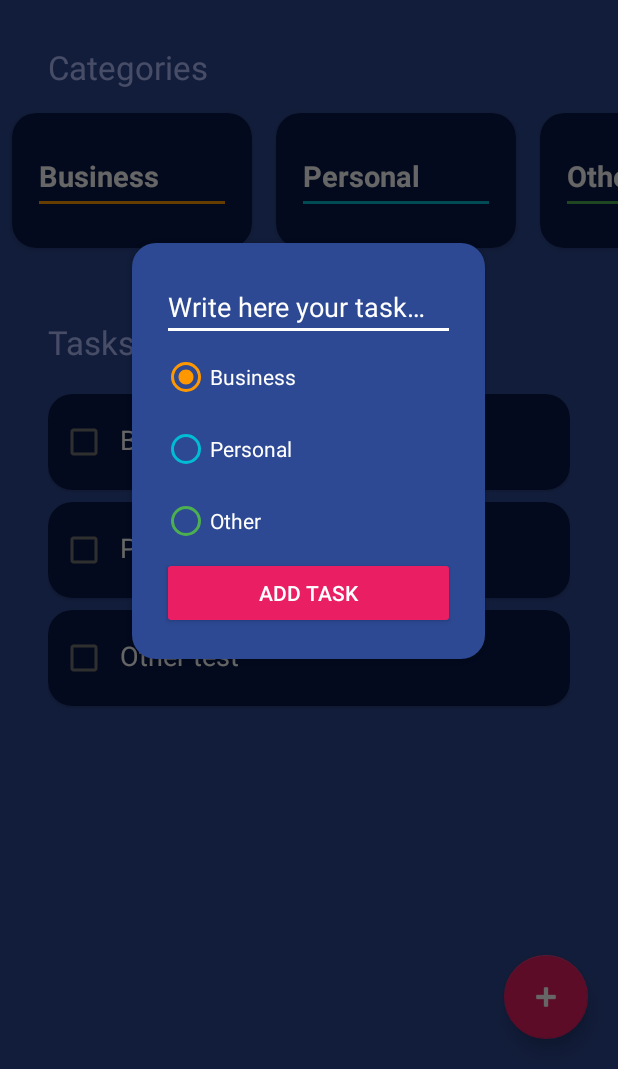
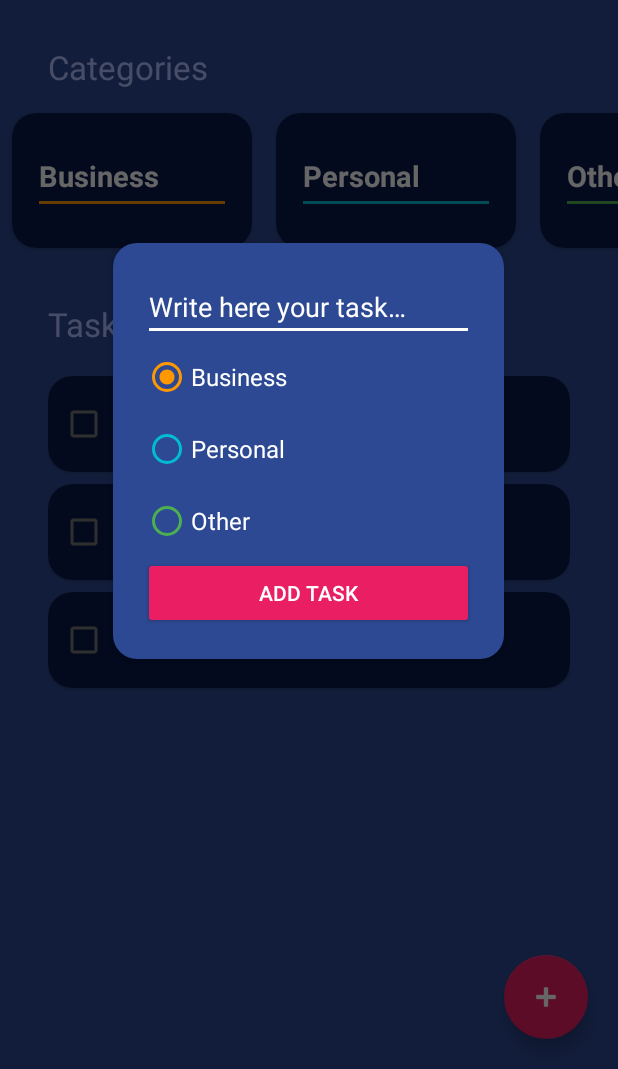
Before and after one commit to Nestor162/SimpleToDoApp, an Android app: the screen it shows after launch (ToDoActivity), after a tap on "Add a task", on a phone screen of 412 x 824 dp, the part 167-1236 px from its top. Run offline under Robolectric (Android 15) with nearby library versions, the light colour scheme and no system bars.

Commit message:
Adjust margins and sizing

```diff
--- a/app/src/main/res/layout/activity_to_do.xml
+++ b/app/src/main/res/layout/activity_to_do.xml
@@ -39,7 +39,7 @@
             android:layout_width="wrap_content"
             android:layout_height="wrap_content"
             android:layout_marginHorizontal="32dp"
-            android:layout_marginTop="32dp"
+            android:layout_marginTop="20dp"
             android:text="@string/tasks"
             android:textColor="@color/subtitle_text"
             android:textSize="22sp" />
--- a/app/src/main/res/layout/dialog_new_task.xml
+++ b/app/src/main/res/layout/dialog_new_task.xml
@@ -1,7 +1,7 @@
 <?xml version="1.0" encoding="utf-8"?>
 <androidx.cardview.widget.CardView xmlns:android="http://schemas.android.com/apk/res/android"
     xmlns:app="http://schemas.android.com/apk/res-auto"
-    android:layout_width="250dp"
+    android:layout_width="275dp"
     android:layout_height="wrap_content"
     app:cardBackgroundColor="@android:color/transparent"
     app:cardCornerRadius="16dp"
@@ -36,7 +36,8 @@
                 android:buttonTint="@color/business_category"
                 android:checked="true"
                 android:text="@string/business"
-                android:textColor="@color/white" />
+                android:textColor="@color/white"
+                android:textSize="16sp" />
 
             <androidx.appcompat.widget.AppCompatRadioButton
                 android:id="@+id/rbPersonal"
@@ -44,7 +45,8 @@
                 android:layout_height="wrap_content"
                 android:buttonTint="@color/personal_category"
                 android:text="@string/personal"
-                android:textColor="@color/white" />
+                android:textColor="@color/white"
+                android:textSize="16sp" />
 
             <androidx.appcompat.widget.AppCompatRadioButton
                 android:id="@+id/rbOther"
@@ -52,7 +54,8 @@
                 android:layout_height="wrap_content"
                 android:buttonTint="@color/other_category"
                 android:text="@string/other"
-                android:textColor="@color/white" />
+                android:textColor="@color/white"
+                android:textSize="16sp" />
         </RadioGroup>
 
         <androidx.appcompat.widget.AppCompatButton
```
